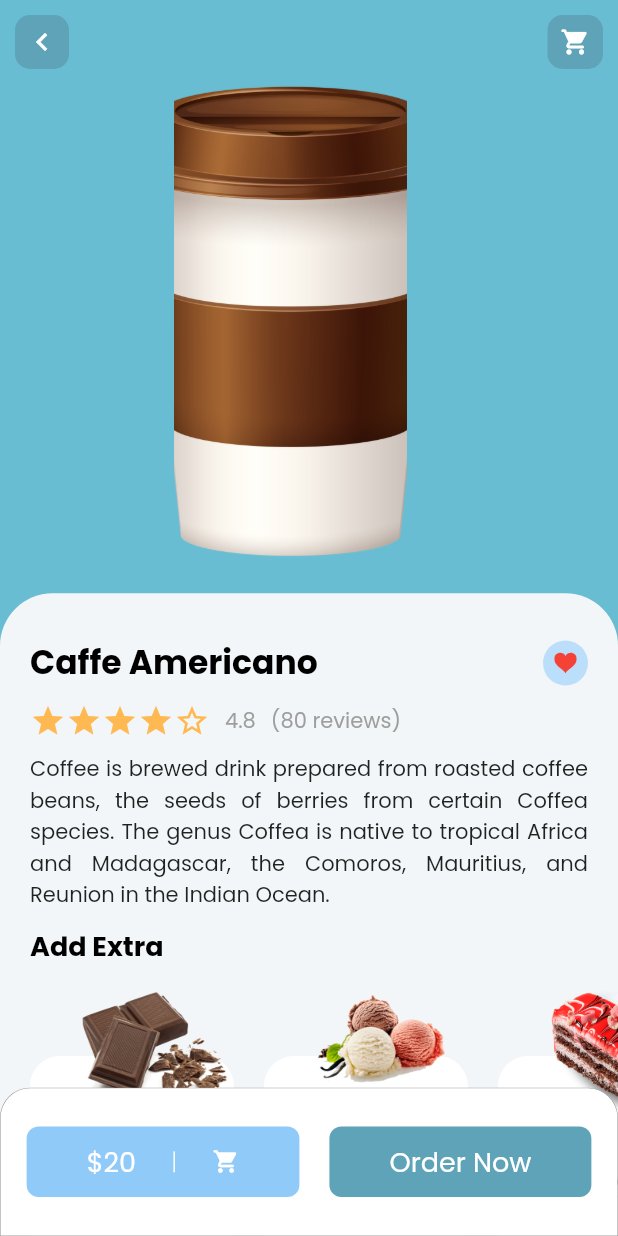
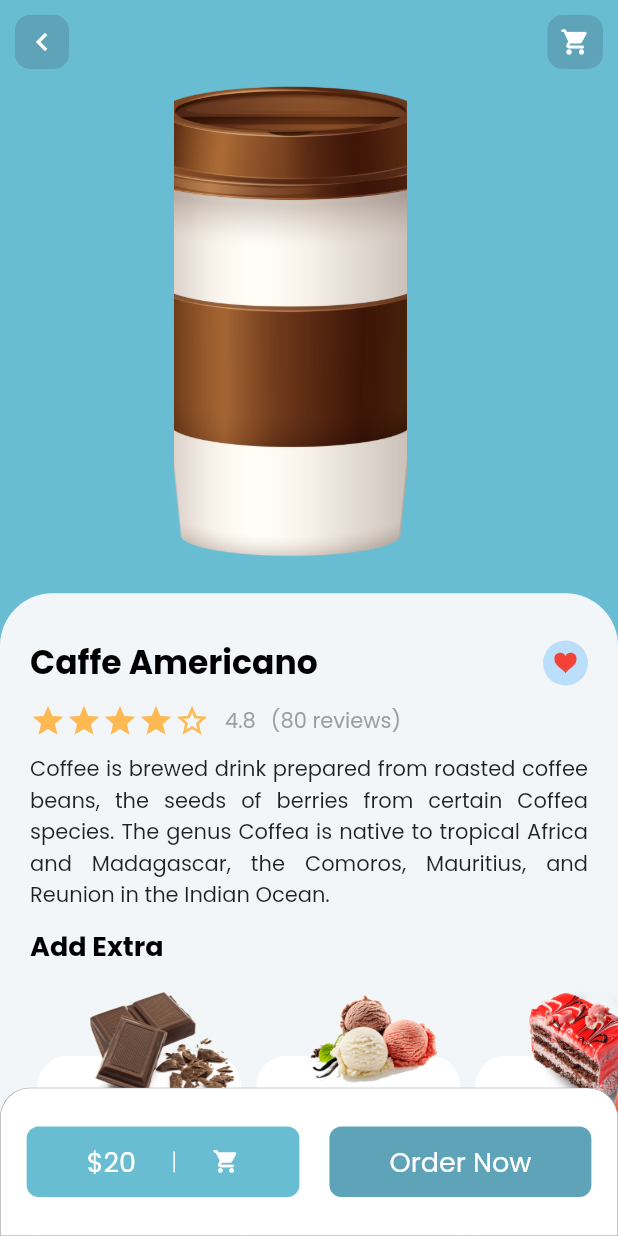
Before and after one commit to egin10/Coffee-App-Flutter, a Flutter app: the screen it shows after launch, after a tap on "4.8", on a phone screen of 412 x 824 dp. Run offline on Flutter 3.47's test engine with Material 2 defaults, Android fonts, the phone set to English and light mode, and no system bars; our stand-ins replace flutter_svg, google_fonts.

Commit message:
detail screen

```diff
--- a/lib/components/bottom_nav_bar.dart
+++ b/lib/components/bottom_nav_bar.dart
@@ -59,10 +59,17 @@ class _BottomNavBarState extends State<BottomNavBar> {
       required int index}) {
     return GestureDetector(
       onTap: press,
-      child: Icon(
-        icon,
-        color: (_selected == index) ? kPrimaryColor : Colors.grey,
-        size: (_selected == index) ? 35 : 20,
+      child: Container(
+        height: 50,
+        width: 60,
+        decoration: BoxDecoration(
+          color: Colors.transparent,
+        ),
+        child: Icon(
+          icon,
+          color: (_selected == index) ? kPrimaryColor : Colors.grey,
+          size: (_selected == index) ? 37 : 20,
+        ),
       ),
     );
   }
--- a/lib/screens/detail/components/body.dart
+++ b/lib/screens/detail/components/body.dart
@@ -122,7 +122,7 @@ class Body extends StatelessWidget {
                             ...List.generate(
                                 coffee.extras.length,
                                 (index) =>
-                                    ExtrasCard(extra: coffee.extras[index])),
+                                    ExtraCard(extra: coffee.extras[index])),
                           ],
                         ),
                       ),
--- a/lib/screens/detail/components/bottom_nav.dart
+++ b/lib/screens/detail/components/bottom_nav.dart
@@ -29,7 +29,7 @@ class BottomNav extends StatelessWidget {
             child: Container(
               padding: EdgeInsets.symmetric(horizontal: 40, vertical: 10),
               decoration: BoxDecoration(
-                color: Colors.blue[200],
+                color: kContainerColor,
                 borderRadius: BorderRadius.circular(8),
               ),
               child: Row(
--- a/lib/screens/detail/components/extra_card.dart
+++ b/lib/screens/detail/components/extra_card.dart
@@ -3,8 +3,8 @@ import 'package:coffee_app/models/Extra.dart';
 import 'package:coffee_app/size_config.dart';
 import 'package:flutter/material.dart';
 
-class ExtrasCard extends StatelessWidget {
-  const ExtrasCard({
+class ExtraCard extends StatelessWidget {
+  const ExtraCard({
     Key? key,
     required this.extra,
   }) : super(key: key);
@@ -14,7 +14,7 @@ class ExtrasCard extends StatelessWidget {
   @override
   Widget build(BuildContext context) {
     return Container(
-      margin: EdgeInsets.only(right: 20),
+      margin: EdgeInsets.symmetric(horizontal: 5),
       height: SizeConfig.screenHeight! * .26,
       width: SizeConfig.screenWidth! * .33,
       child: Stack(
```
